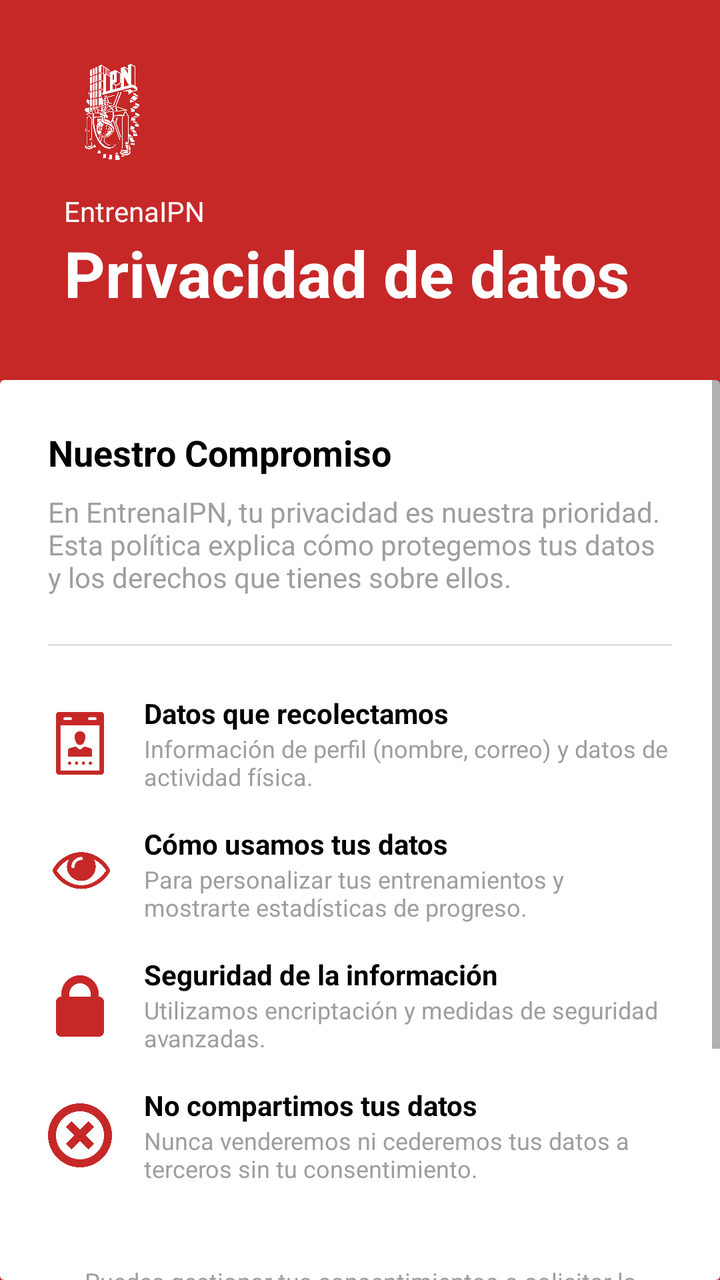
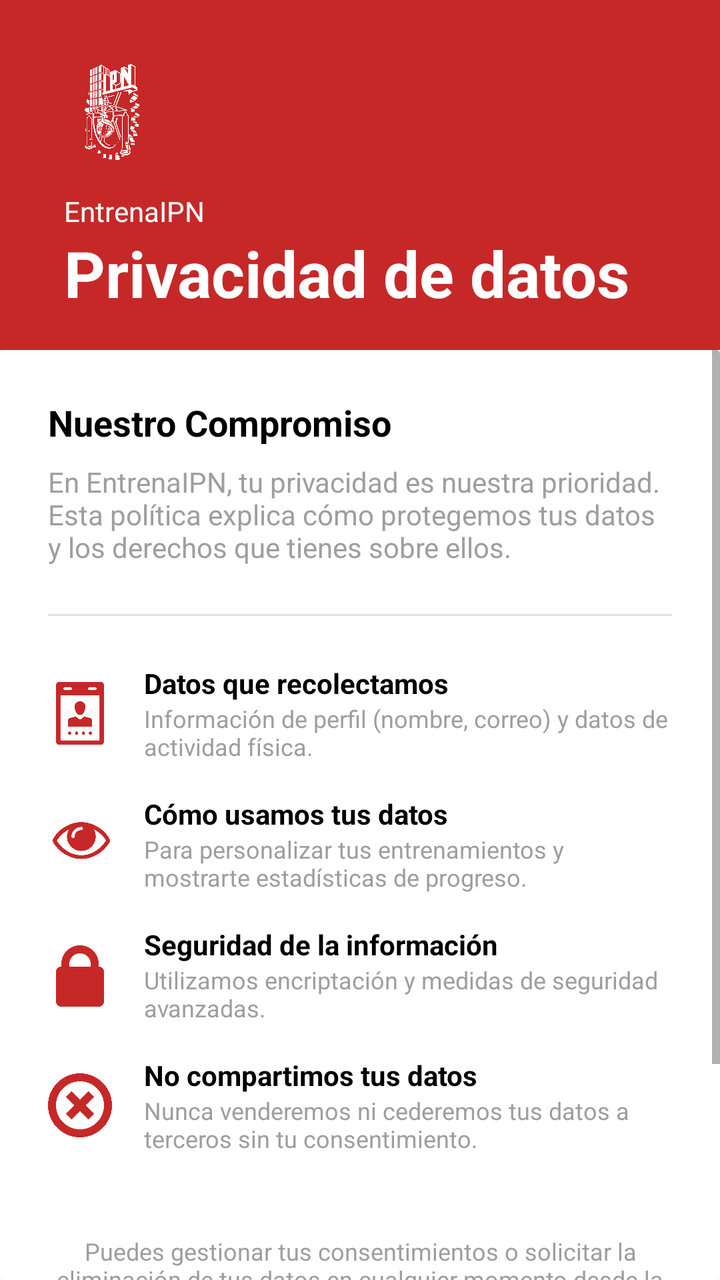

Two renders of the same Android screen: before a commit and after it. Below are the layout's source before the change and the commit's diff.
<!-- AndroidManifest.xml: application theme Theme.ActivaESCOM -->
<!-- res/layout/activity_privacidad.xml -->
<?xml version="1.0" encoding="utf-8"?>
<androidx.constraintlayout.widget.ConstraintLayout xmlns:android="http://schemas.android.com/apk/res/android"
    xmlns:app="http://schemas.android.com/apk/res-auto"
    android:layout_width="match_parent"
    android:layout_height="match_parent"
    android:background="@color/red_1">

    

    
    <ImageView
        android:id="@+id/ic_logo_ipn"
        android:layout_width="48dp"
        android:layout_height="48dp"
        android:layout_marginStart="32dp"
        android:layout_marginTop="32dp"
        android:src="@drawable/logo_ipn"
        app:layout_constraintStart_toStartOf="parent"
        app:layout_constraintTop_toTopOf="parent" />

    
    <TextView
        android:id="@+id/tv_app_name"
        android:layout_width="wrap_content"
        android:layout_height="wrap_content"
        android:layout_marginStart="32dp"
        android:layout_marginTop="16dp"
        android:text="EntrenaIPN"
        android:textColor="@color/white"
        android:textSize="14sp"
        app:layout_constraintStart_toStartOf="parent"
        app:layout_constraintTop_toBottomOf="@id/ic_logo_ipn" />

    
    <TextView
        android:id="@+id/tv_title_privacy"
        android:layout_width="wrap_content"
        android:layout_height="wrap_content"
        android:layout_marginStart="32dp"
        android:text="Privacidad de datos"
        android:textColor="@color/white"
        android:textSize="32sp"
        android:textStyle="bold"
        app:layout_constraintStart_toStartOf="parent"
        app:layout_constraintTop_toBottomOf="@id/tv_app_name" />

    
    <androidx.cardview.widget.CardView
        android:layout_width="match_parent"
        android:layout_height="0dp"
        android:layout_marginTop="32dp"
        app:cardBackgroundColor="@color/white"
        app:cardElevation="0dp"
        app:layout_constraintBottom_toBottomOf="parent"
        app:layout_constraintTop_toBottomOf="@id/tv_title_privacy">

        
        <ScrollView
            android:layout_width="match_parent"
            android:layout_height="match_parent"
            android:fillViewport="true">

            <LinearLayout
                android:layout_width="match_parent"
                android:layout_height="wrap_content"
                android:orientation="vertical"
                android:padding="24dp">

                
                <TextView
                    android:layout_width="wrap_content"
                    android:layout_height="wrap_content"
                    android:text="Nuestro Compromiso"
                    android:textColor="@color/black"
                    android:textSize="18sp"
                    android:textStyle="bold" />

                <TextView
                    android:layout_width="match_parent"
                    android:layout_height="wrap_content"
                    android:layout_marginTop="8dp"
                    android:text="En EntrenaIPN, tu privacidad es nuestra prioridad. Esta política explica cómo protegemos tus datos y los derechos que tienes sobre ellos."
                    android:textColor="@color/gray_text"
                    android:textSize="14sp" />

                
                <View
                    android:layout_width="match_parent"
                    android:layout_height="1dp"
                    android:layout_marginTop="24dp"
                    android:layout_marginBottom="24dp"
                    android:background="@color/gray_light" />

                

                
                <LinearLayout
                    android:layout_width="match_parent"
                    android:layout_height="wrap_content"
                    android:gravity="center_vertical"
                    android:orientation="horizontal"
                    android:layout_marginBottom="16dp">

                    <ImageView
                        android:layout_width="32dp"
                        android:layout_height="32dp"
                        android:src="@drawable/logo_guardar"
                        android:tint="@color/red_1"/>

                    <LinearLayout
                        android:layout_width="match_parent"
                        android:layout_height="wrap_content"
                        android:orientation="vertical"
                        android:layout_marginStart="16dp">

                        <TextView
                            android:layout_width="wrap_content"
                            android:layout_height="wrap_content"
                            android:text="Datos que recolectamos"
                            android:textColor="@color/black"
                            android:textStyle="bold" />
                        <TextView
                            android:layout_width="wrap_content"
                            android:layout_height="wrap_content"
                            android:text="Información de perfil (nombre, correo) y datos de actividad física."
                            android:textColor="@color/gray_text"
                            android:textSize="12sp"/>
                    </LinearLayout>
                </LinearLayout>

                
                <LinearLayout
                    android:layout_width="match_parent"
                    android:layout_height="wrap_content"
                    android:gravity="center_vertical"
                    android:orientation="horizontal"
                    android:layout_marginBottom="16dp">

                    <ImageView
                        android:layout_width="32dp"
                        android:layout_height="32dp"
                        android:src="@drawable/logo_usardatos"
                        android:tint="@color/red_1"/>

                    <LinearLayout
                        android:layout_width="match_parent"
                        android:layout_height="wrap_content"
                        android:orientation="vertical"
                        android:layout_marginStart="16dp">

                        <TextView
                            android:layout_width="wrap_content"
                            android:layout_height="wrap_content"
                            android:text="Cómo usamos tus datos"
                            android:textColor="@color/black"
                            android:textStyle="bold" />
                        <TextView
                            android:layout_width="wrap_content"
                            android:layout_height="wrap_content"
                            android:text="Para personalizar tus entrenamientos y mostrarte estadísticas de progreso."
                            android:textColor="@color/gray_text"
                            android:textSize="12sp"/>
                    </LinearLayout>
                </LinearLayout>

                
                <LinearLayout
                    android:layout_width="match_parent"
                    android:layout_height="wrap_content"
                    android:gravity="center_vertical"
                    android:orientation="horizontal"
                    android:layout_marginBottom="16dp">

                    <ImageView
                        android:layout_width="32dp"
                        android:layout_height="32dp"
                        android:src="@drawable/logo_seguridad"
                        android:tint="@color/red_1"/>

                    <LinearLayout
                        android:layout_width="match_parent"
                        android:layout_height="wrap_content"
                        android:orientation="vertical"
                        android:layout_marginStart="16dp">

                        <TextView
                            android:layout_width="wrap_content"
                            android:layout_height="wrap_content"
                            android:text="Seguridad de la información"
                            android:textColor="@color/black"
                            android:textStyle="bold" />
                        <TextView
                            android:layout_width="wrap_content"
                            android:layout_height="wrap_content"
                            android:text="Utilizamos encriptación y medidas de seguridad avanzadas."
                            android:textColor="@color/gray_text"
                            android:textSize="12sp"/>
                    </LinearLayout>
                </LinearLayout>

                
                <LinearLayout
                    android:layout_width="match_parent"
                    android:layout_height="wrap_content"
                    android:gravity="center_vertical"
                    android:orientation="horizontal"
                    android:layout_marginBottom="24dp">

                    <ImageView
                        android:layout_width="32dp"
                        android:layout_height="32dp"
                        android:src="@drawable/logo_no_datos"
                        android:tint="@color/red_1"/>

                    <LinearLayout
                        android:layout_width="match_parent"
                        android:layout_height="wrap_content"
                        android:orientation="vertical"
                        android:layout_marginStart="16dp">

                        <TextView
                            android:layout_width="wrap_content"
                            android:layout_height="wrap_content"
                            android:text="No compartimos tus datos"
                            android:textColor="@color/black"
                            android:textStyle="bold" />
                        <TextView
                            android:layout_width="wrap_content"
                            android:layout_height="wrap_content"
                            android:text="Nunca venderemos ni cederemos tus datos a terceros sin tu consentimiento."
                            android:textColor="@color/gray_text"
                            android:textSize="12sp"/>
                    </LinearLayout>
                </LinearLayout>

                
                <TextView
                    android:layout_width="match_parent"
                    android:layout_height="wrap_content"
                    android:layout_marginTop="16dp"
                    android:gravity="center"
                    android:text="Puedes gestionar tus consentimientos o solicitar la eliminación de tus datos en cualquier momento desde la configuración de tu cuenta."
                    android:textColor="@color/gray_text"
                    android:textSize="12sp" />

                
                <Button
                    android:id="@+id/btn_entendido"
                    android:layout_width="match_parent"
                    android:layout_height="55dp"
                    android:layout_marginTop="24dp"
                    android:layout_marginBottom="16dp"
                    android:backgroundTint="@color/red_1"
                    android:text="ENTENDIDO"
                    android:textColor="@color/white"
                    android:textStyle="bold" />

            </LinearLayout>
        </ScrollView>
    </androidx.cardview.widget.CardView>
</androidx.constraintlayout.widget.ConstraintLayout>
<!-- resources referenced by this layout -->
<resources>
  <color name="black">#FF000000</color>
  <color name="gray_light">#E0E0E0</color>
  <color name="gray_text">#9E9E9E</color>
  <color name="red_1">#C62828</color>
  <color name="white">#FFFFFFFF</color>
  <!-- drawable logo_guardar: png bitmap (drawable, 11972 bytes) -->
  <!-- drawable logo_ipn: png bitmap (drawable, 799627 bytes) -->
  <!-- drawable logo_no_datos: png bitmap (drawable, 16289 bytes) -->
  <!-- drawable logo_seguridad: png bitmap (drawable, 14749 bytes) -->
  <!-- drawable logo_usardatos: png bitmap (drawable, 22099 bytes) -->
  <style name="Theme.ActivaESCOM" parent="Base.Theme.ActivaESCOM">
      </style>
  <style name="Base.Theme.ActivaESCOM" parent="Theme.MaterialComponents.DayNight.NoActionBar">
      </style>
</resources>

<!-- the commit's change to res/layout/activity_privacidad.xml (unified diff, before → after) -->
@@ -3,9 +3,16 @@
     xmlns:app="http://schemas.android.com/apk/res-auto"
     android:layout_width="match_parent"
     android:layout_height="match_parent"
-    android:background="@color/red_1">
-
-    
+    android:background="@color/gray_background">
+
+    <View
+        android:id="@+id/header_bg"
+        android:layout_width="match_parent"
+        android:layout_height="175dp"
+        android:background="@color/red_1"
+        app:layout_constraintTop_toTopOf="parent"
+        app:layout_constraintStart_toStartOf="parent"
+        app:layout_constraintEnd_toEndOf="parent" />
 
     
     <ImageView
@@ -48,11 +55,11 @@
     <androidx.cardview.widget.CardView
         android:layout_width="match_parent"
         android:layout_height="0dp"
-        android:layout_marginTop="32dp"
+        android:layout_marginTop="0dp"
         app:cardBackgroundColor="@color/white"
         app:cardElevation="0dp"
         app:layout_constraintBottom_toBottomOf="parent"
-        app:layout_constraintTop_toBottomOf="@id/tv_title_privacy">
+        app:layout_constraintTop_toBottomOf="@id/header_bg">
 
         
         <ScrollView
<!-- resource entries referenced after the edit -->
@@ -1,6 +1,7 @@
 <!-- resources referenced by this layout -->
 <resources>
   <color name="black">#FF000000</color>
+  <color name="gray_background">#F5F5F5</color>
   <color name="gray_light">#E0E0E0</color>
   <color name="gray_text">#9E9E9E</color>
   <color name="red_1">#C62828</color>
